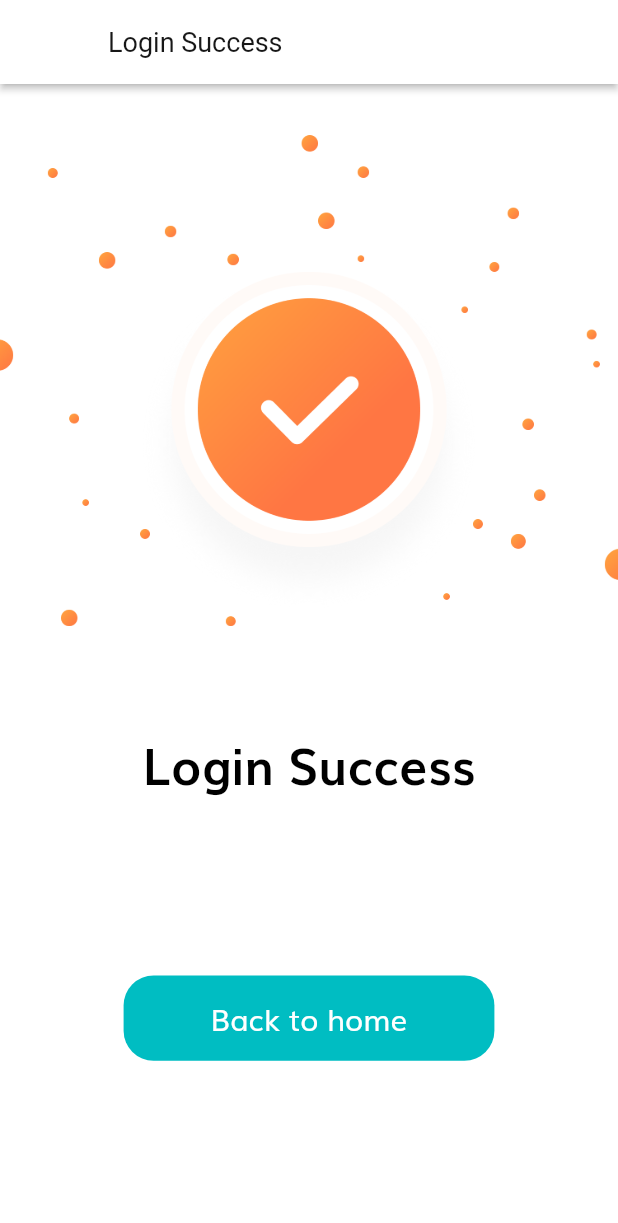
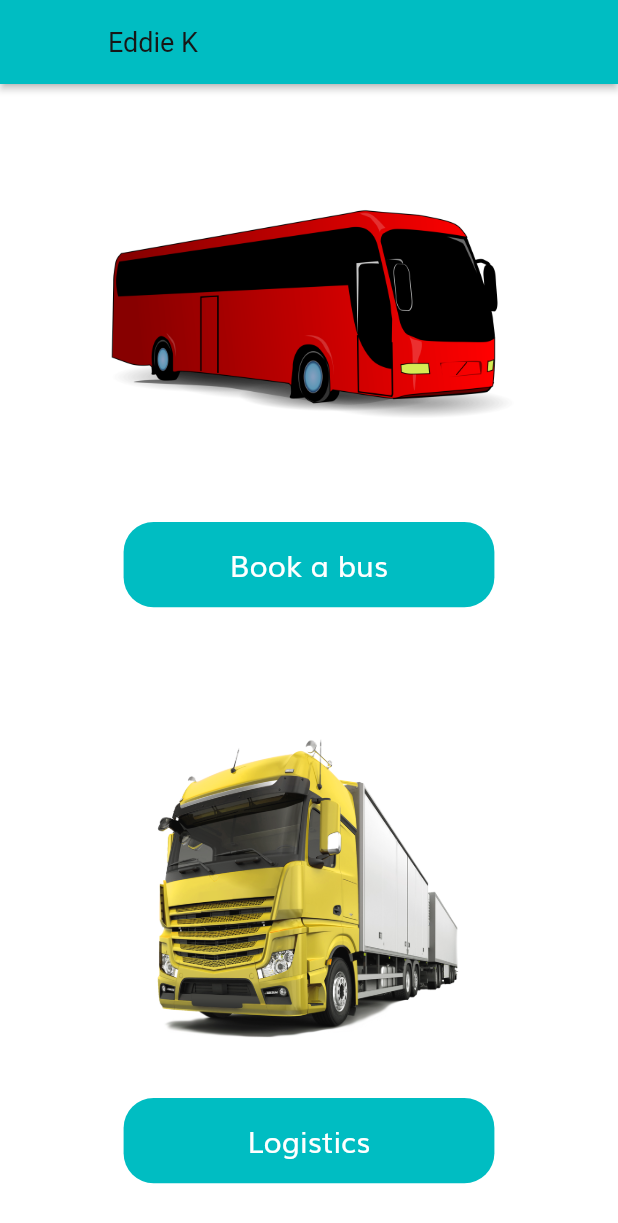
Before and after one commit to Ekeks/BusSystem, a Flutter app: the LoginSuccessScreen screen opened by its route, on a phone screen of 412 x 824 dp. Shown: the top 1223 px of the screen. Run offline on Flutter 3.47's test engine with Material 2 defaults, Android fonts, the phone set to English and light mode, and no system bars; our stand-ins replace flutter_svg.

Commit message:
changed success screen

```diff
--- a/lib/screens/login_success/components/body.dart
+++ b/lib/screens/login_success/components/body.dart
@@ -2,18 +2,45 @@ import 'package:flutter/material.dart';
 import 'package:shop_app/components/default_button.dart';
 import 'package:shop_app/screens/home/home_screen.dart';
 import 'package:shop_app/size_config.dart';
+import '../../../size_config.dart';
 
 class Body extends StatelessWidget {
   @override
   Widget build(BuildContext context) {
     return Column(
       children: [
-        SizedBox(height: SizeConfig.screenHeight * 0.04),
+        SizedBox(height: getProportionateScreenHeight(50), width: double.infinity,),
         Image.asset(
-          "assets/images/success.png",
-          height: SizeConfig.screenHeight * 0.4, //40%
+          "assets/images/redbus.png",
+          height: SizeConfig.screenHeight*0.25,//40%
+          width: double.infinity,
         ),
-        SizedBox(height: SizeConfig.screenHeight * 0.08),
+        /*SizedBox(height: SizeConfig.screenHeight * 0.008),
+        Text(
+          "Login Success",
+          style: TextStyle(
+            fontSize: getProportionateScreenWidth(30),
+            //fontWeight: FontWeight.bold,
+            color: Colors.black,
+          ),
+        ),*/
+        Spacer(),
+        SizedBox(
+          width: SizeConfig.screenWidth * 0.6,
+          child: DefaultButton(
+            text: "Book a bus",
+            press: () {
+              Navigator.pushNamed(context, HomeScreen.routeName);
+            },
+          ),
+        ),
+        Spacer(),
+        SizedBox(height: getProportionateScreenHeight(50)),
+        Image.asset(
+          "assets/images/truck1.png",
+          height: SizeConfig.screenHeight * 0.25, //40%
+        ),
+        /*SizedBox(height: SizeConfig.screenHeight * 0.08),
         Text(
           "Login Success",
           style: TextStyle(
@@ -21,14 +48,13 @@ class Body extends StatelessWidget {
             fontWeight: FontWeight.bold,
             color: Colors.black,
           ),
-        ),
+        ),*/
         Spacer(),
         SizedBox(
           width: SizeConfig.screenWidth * 0.6,
           child: DefaultButton(
-            text: "Back to home",
+            text: "Logistics",
             press: () {
-              Navigator.pushNamed(context, HomeScreen.routeName);
             },
           ),
         ),
--- a/lib/screens/login_success/login_success_screen.dart
+++ b/lib/screens/login_success/login_success_screen.dart
@@ -1,5 +1,6 @@
 import 'package:flutter/material.dart';
 
+import '../../constants.dart';
 import 'components/body.dart';
 
 class LoginSuccessScreen extends StatelessWidget {
@@ -8,8 +9,9 @@ class LoginSuccessScreen extends StatelessWidget {
   Widget build(BuildContext context) {
     return Scaffold(
       appBar: AppBar(
+        backgroundColor: kPrimaryColor,
         leading: SizedBox(),
-        title: Text("Login Success"),
+        title: Text("Eddie K"),
       ),
       body: Body(),
     );
```
